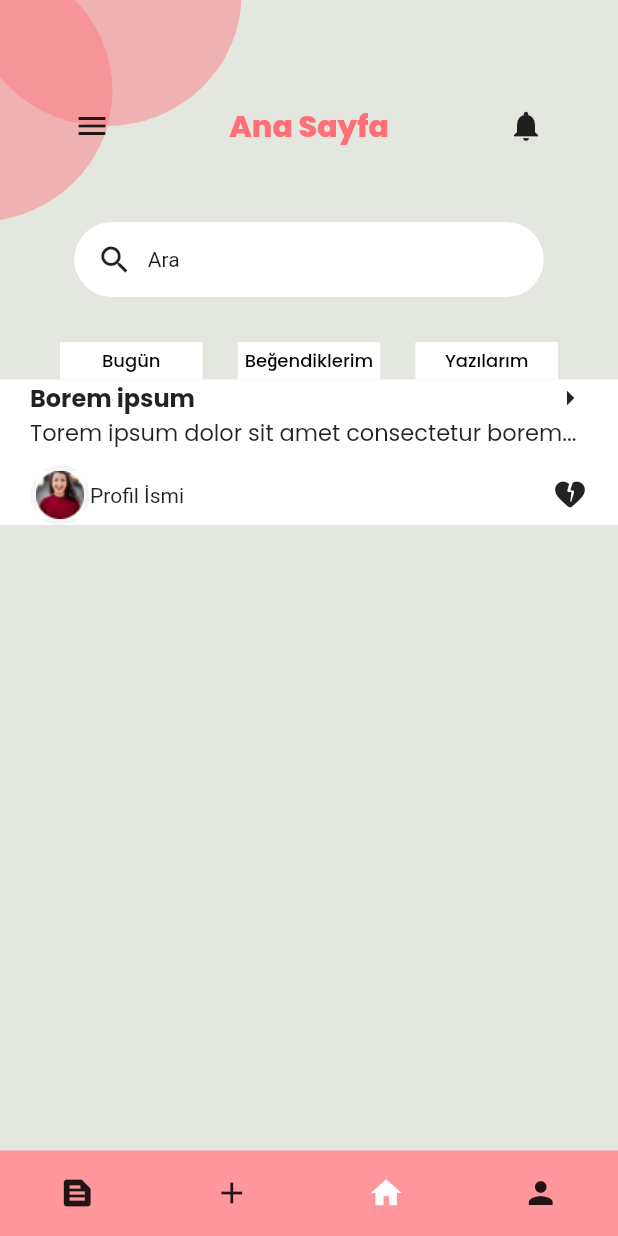
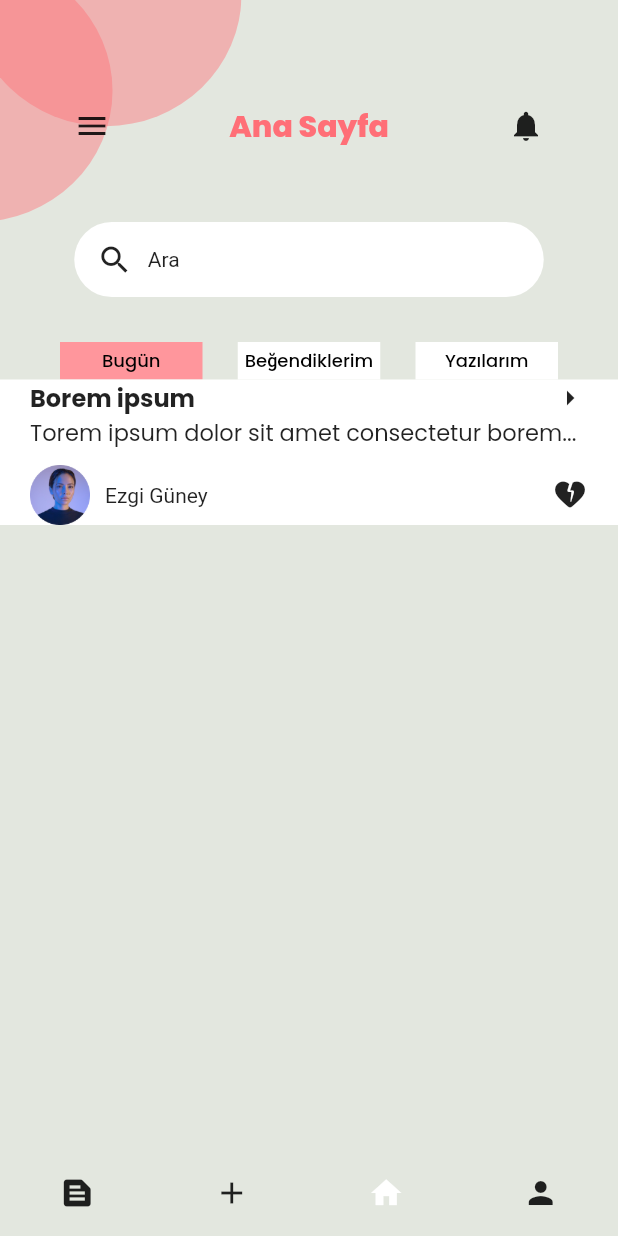
Before and after one commit to Emirhanerbil/depremizleri, a Flutter app: the Home screen opened directly, on a phone screen of 412 x 824 dp. Run offline on Flutter 3.47's test engine with Material 2 defaults, Android fonts, the light colour scheme and no system bars; our stand-ins replace flutter_svg, google_fonts.

Commit message:
drawer-fixed

```diff
--- a/lib/home.dart
+++ b/lib/home.dart
@@ -27,21 +27,31 @@ class _HomeState extends State<Home> {
             Icon(Icons.home, color: Colors.white),
             Icon(Icons.person)
           ],
-          backgroundColor: Color(0XFFFF969C)),
+          backgroundColor: Color(0XFFE3E7DF)),
       key: scaffoldKey,
       backgroundColor: Color(0XFFE3E7DF),
       drawer: Drawer(
         child: Column(crossAxisAlignment: CrossAxisAlignment.start, children: [
           SizedBox(height: 60),
-          ListTile(
-              leading:
-                  CircleAvatar(child: Image.asset("assets/images/profile.png")),
-              title: Text("Ezgi Güney")),
-          ListTile(
-              leading: IconButton(
-                  onPressed: () {},
-                  icon: Icon(Icons.text_snippet, color: Colors.black)),
-              title: Text("Yazılarım")),
+          GestureDetector(
+            onTap: () {
+              Navigator.pushNamed(context, "/profile");
+            },
+            child: ListTile(
+                leading: CircleAvatar(
+                    child: Image.asset("assets/images/profile.png")),
+                title: Text("Ezgi Güney")),
+          ),
+          GestureDetector(
+            onTap: () {
+              Navigator.pushNamed(context, "/text");
+            },
+            child: ListTile(
+                leading: IconButton(
+                    onPressed: () {},
+                    icon: Icon(Icons.text_snippet, color: Colors.black)),
+                title: Text("Yazılarım")),
+          ),
           ListTile(
               leading: IconButton(
                   onPressed: () {},
@@ -112,9 +122,9 @@ class _HomeState extends State<Home> {
                   crossAxisAlignment: CrossAxisAlignment.center,
                   mainAxisAlignment: MainAxisAlignment.spaceBetween,
                   children: [
-                    categoryContainer("Bugün"),
-                    categoryContainer("Beğendiklerim"),
-                    categoryContainer("Yazılarım"),
+                    categoryContainer("Bugün", Color(0XFFFF969C)),
+                    categoryContainer("Beğendiklerim", Colors.white),
+                    categoryContainer("Yazılarım", Colors.white),
                   ],
                 ),
               ),
@@ -163,9 +173,10 @@ class _HomeState extends State<Home> {
                               children: [
                                 CircleAvatar(
                                   child:
-                                      Image.asset("assets/images/profile.jpg"),
+                                      Image.asset("assets/images/profile.png"),
                                 ),
-                                Text("Profil İsmi"),
+                                SizedBox(width: 10),
+                                Text("Ezgi Güney"),
                               ],
                             ),
                             Icon(Icons.heart_broken_rounded),
@@ -183,13 +194,12 @@ class _HomeState extends State<Home> {
     );
   }
 
-  Container categoryContainer(String text) {
+  Container categoryContainer(String text, Color color) {
     return Container(
       alignment: Alignment.center,
       height: 25,
       width: 95,
-      decoration:
-          const BoxDecoration(shape: BoxShape.rectangle, color: Colors.white),
+      decoration: BoxDecoration(shape: BoxShape.rectangle, color: color),
       child: Text(
         text,
         style: const TextStyle(
```
